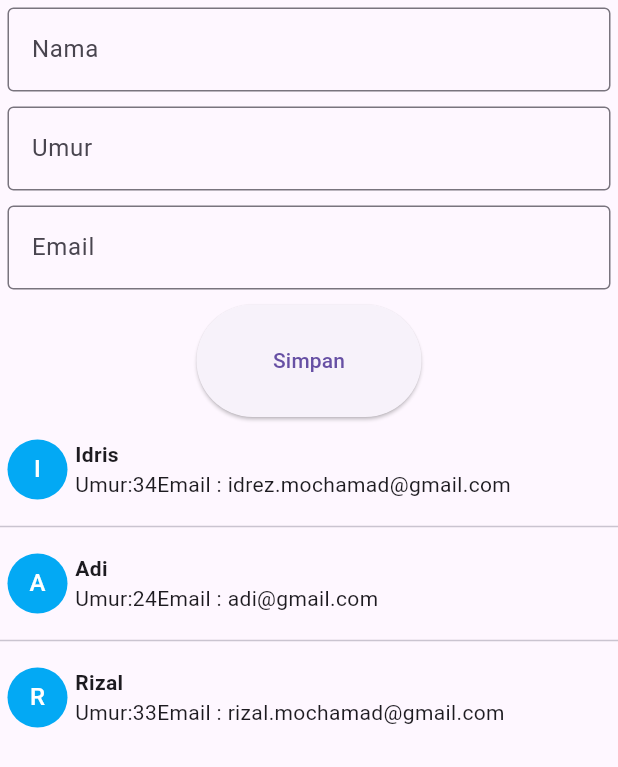
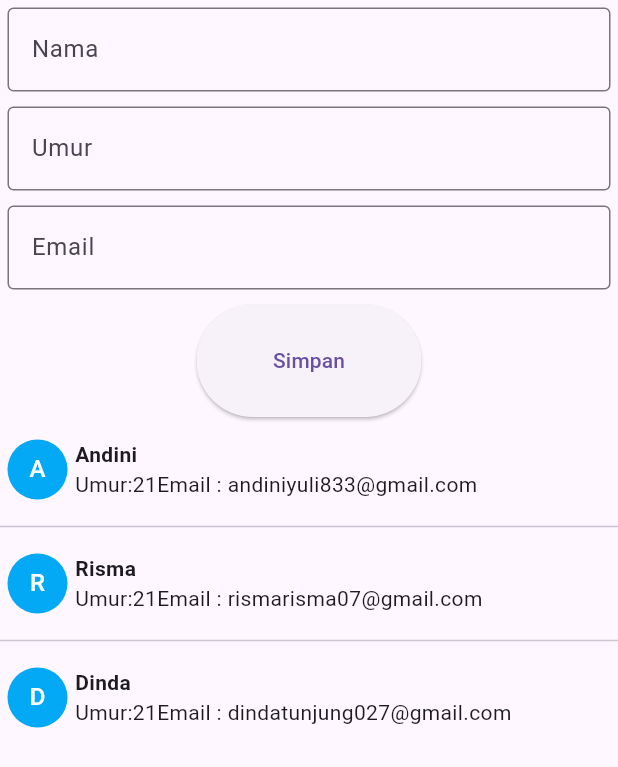
Before and after one commit to AndiniYuli/Belajar-Flutter-List, a Flutter app: the screen it shows after launch, on a phone screen of 412 x 824 dp. Shown: the top 767 px of the screen. Run offline on Flutter 3.47's test engine with Material 3 defaults, Android fonts, the phone set to English and light mode, and no system bars.

Commit message:
userlist.dart

```diff
--- a/lib/userlist.dart
+++ b/lib/userlist.dart
@@ -16,9 +16,9 @@ class _UserListState extends State<UserList> {
   TextEditingController Email = TextEditingController();
 
   List<UserData> daftarUser = [
-    UserData("Idris", 34, "idrez.mochamad@gmail.com"),
-    UserData("Adi", 24, "adi@gmail.com"),
-    UserData("Rizal", 33, "rizal.mochamad@gmail.com"),
+    UserData("Andini", 21, "andiniyuli833@gmail.com"),
+    UserData("Risma", 21, "rismarisma07@gmail.com"),
+    UserData("Dinda", 21, "dindatunjung027@gmail.com"),
   ];
 
   @override
```
